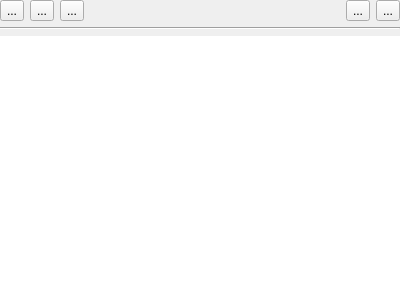
diegoiast/qtedit4, file src/plugins/ProjectManager/output.ui: the form before one commit.
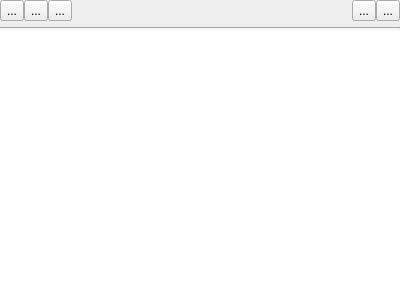
The form after the commit. Icons and pictures are not drawn.

What changed in the file:
```diff
--- a/src/plugins/ProjectManager/output.ui
+++ b/src/plugins/ProjectManager/output.ui
@@ -14,6 +14,9 @@
    <string>Form</string>
   </property>
   <layout class="QVBoxLayout" name="verticalLayout">
+   <property name="spacing">
+    <number>0</number>
+   </property>
    <property name="leftMargin">
     <number>0</number>
    </property>
@@ -93,6 +96,22 @@
      </item>
     </layout>
    </item>
+   <item>
+    <spacer name="verticalSpacer">
+     <property name="orientation">
+      <enum>Qt::Vertical</enum>
+     </property>
+     <property name="sizeType">
+      <enum>QSizePolicy::Fixed</enum>
+     </property>
+     <property name="sizeHint" stdset="0">
+      <size>
+       <width>20</width>
+       <height>6</height>
+      </size>
+     </property>
+    </spacer>
+   </item>
    <item>
     <widget class="Line" name="line">
      <property name="orientation">
```
Left out of the diff: 4 changed lines with no effect on the pictures.
